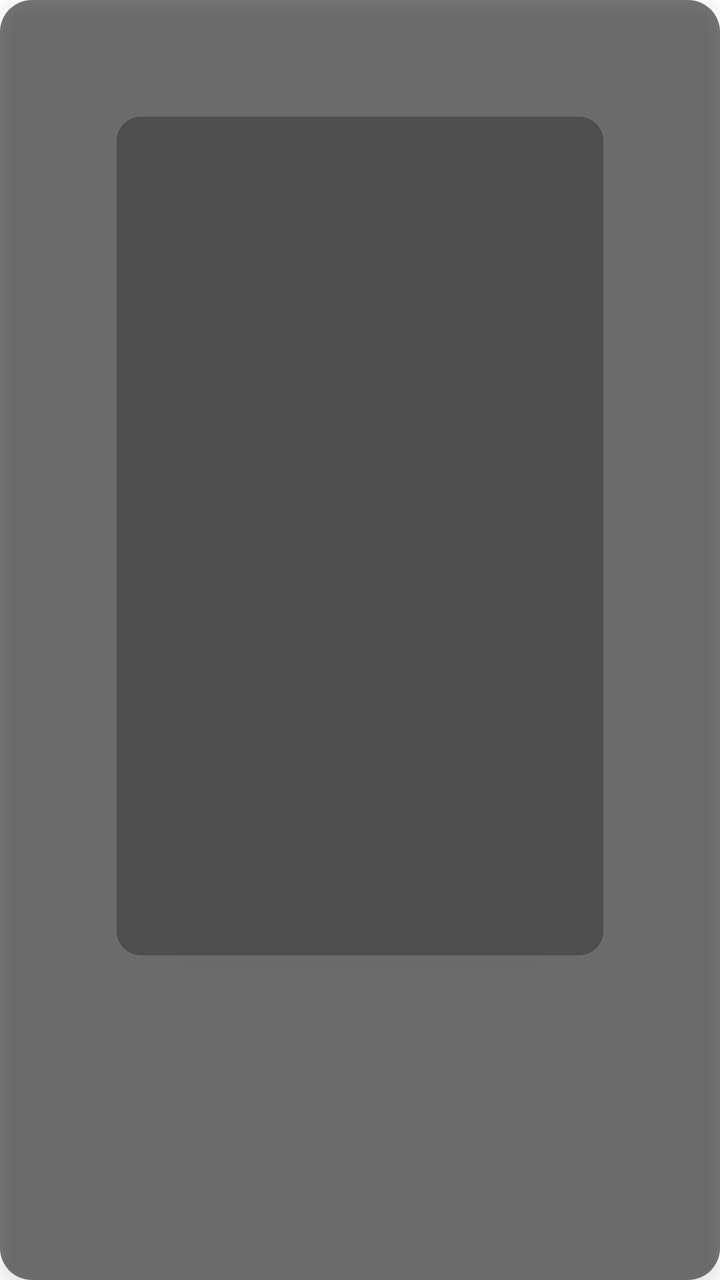
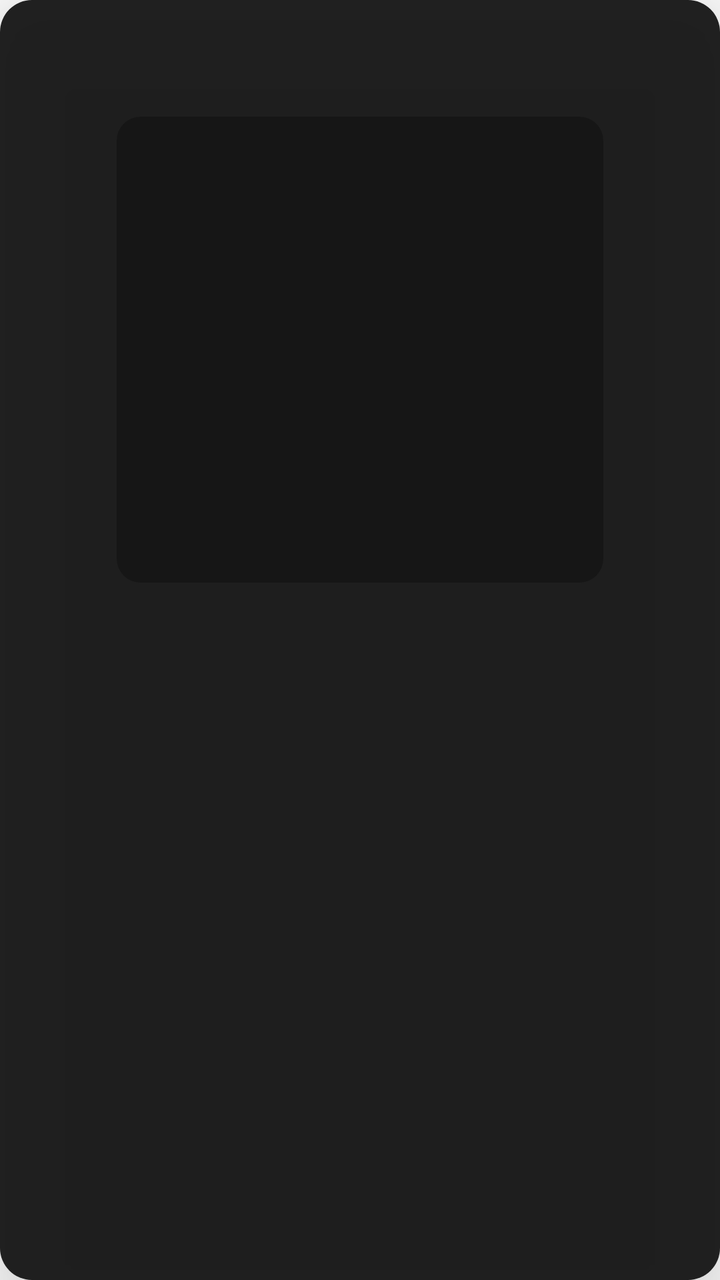

Before-and-after screenshots of an Android layout around one commit, followed by the original layout XML and the change that was made.
<!-- AndroidManifest.xml: application theme AppTheme.NoActionBar -->
<!-- res/layout/dialog_desc.xml -->
<?xml version="1.0" encoding="utf-8"?>
<FrameLayout xmlns:android="http://schemas.android.com/apk/res/android"
    android:layout_width="@dimen/vs_600"
    android:layout_height="match_parent"
    android:background="@drawable/bg_dialog_rounded"
    android:elevation="5dp"
    android:padding="@dimen/vs_10">

    <androidx.core.widget.NestedScrollView
        android:layout_width="match_parent"
        android:layout_height="wrap_content"
        android:maxHeight="@dimen/vs_400"
        android:background="@drawable/bg_scrollview"
        android:fillViewport="true"
        android:scrollbarStyle="insideOverlay"
        android:fadeScrollbars="true">

        <TextView
            android:id="@+id/describe"
            android:layout_width="match_parent"
            android:layout_height="wrap_content"
            android:lineSpacingExtra="4dp"
            android:padding="@dimen/vs_20"
            android:textColor="@color/color_text_primary"
            android:textSize="@dimen/ts_24"
            android:focusable="true"
            android:focusableInTouchMode="true" />

    </androidx.core.widget.NestedScrollView>

</FrameLayout>
<!-- resources referenced by this layout -->
<resources>
  <color name="color_text_primary">#FFFFFAE0</color>
  <dimen name="ts_24">24mm</dimen>
  <dimen name="vs_10">10mm</dimen>
  <dimen name="vs_20">20mm</dimen>
  <dimen name="vs_400">400mm</dimen>
  <dimen name="vs_600">600mm</dimen>
  <!-- drawable bg_dialog_rounded (drawable) -->
  <shape xmlns:android="http://schemas.android.com/apk/res/android">
      <solid android:color="@color/color_dialog_bg" />
      <corners android:radius="16dp"/>
      <padding android:left="10dp" android:right="10dp" android:top="10dp" android:bottom="10dp"/>
  </shape>
  <!-- drawable bg_scrollview (drawable) -->
  <shape xmlns:android="http://schemas.android.com/apk/res/android">
      <solid android:color="@color/color_scrollview_bg" />
      <corners android:radius="12dp"/>
  </shape>
  <style name="AppTheme.NoActionBar" parent="AppTheme">
          <item name="android:windowActionBar">false</item>
          <item name="android:windowNoTitle">true</item>
          <item name="windowActionBar">false</item>
          <item name="android:windowFullscreen">true</item>//全屏即无通知栏
          <item name="android:windowContentOverlay">@null</item>//是否有遮盖
          <item name="windowNoTitle">true</item>
          <item name="android:keepScreenOn">true</item>
          
          <item name="android:windowBackground">@android:color/transparent</item>
      </style>
  <color name="color_dialog_bg">#88000000</color>
  <color name="color_scrollview_bg">#44000000</color>
  <style name="AppTheme" parent="Theme.AppCompat.Light.DarkActionBar">
          
          <item name="colorPrimary">@color/color_6200EE</item>
          <item name="colorPrimaryDark">@color/color_3700B3</item>
          <item name="colorAccent">@color/color_03DAC5</item>
      </style>
  <color name="color_6200EE">#6200EE</color>
  <color name="color_3700B3">#3700B3</color>
  <color name="color_03DAC5">#03DAC5</color>
</resources>

<!-- the commit's change to res/layout/dialog_desc.xml (unified diff, before → after) -->
@@ -1,15 +1,17 @@
 <?xml version="1.0" encoding="utf-8"?>
 <FrameLayout xmlns:android="http://schemas.android.com/apk/res/android"
-    android:layout_width="@dimen/vs_600"
-    android:layout_height="match_parent"
+    android:layout_width="match_parent"
+    android:layout_height="wrap_content"
+    android:layout_marginLeft="@dimen/vs_12"
+    android:layout_marginRight="@dimen/vs_12"
     android:background="@drawable/bg_dialog_rounded"
-    android:elevation="5dp"
+    android:elevation="@dimen/vs_5"
     android:padding="@dimen/vs_10">
 
     <androidx.core.widget.NestedScrollView
         android:layout_width="match_parent"
         android:layout_height="wrap_content"
-        android:maxHeight="@dimen/vs_400"
+        android:maxHeight="@dimen/vs_180"
         android:background="@drawable/bg_scrollview"
         android:fillViewport="true"
         android:scrollbarStyle="insideOverlay"
@@ -19,10 +21,10 @@
             android:id="@+id/describe"
             android:layout_width="match_parent"
             android:layout_height="wrap_content"
-            android:lineSpacingExtra="4dp"
-            android:padding="@dimen/vs_20"
+            android:lineSpacingExtra="@dimen/vs_4"
+            android:padding="@dimen/vs_12"
             android:textColor="@color/color_text_primary"
-            android:textSize="@dimen/ts_24"
+            android:textSize="@dimen/ts_14"
             android:focusable="true"
             android:focusableInTouchMode="true" />
 
<!-- resource entries referenced after the edit -->
@@ -1,11 +1,12 @@
 <!-- resources referenced by this layout -->
 <resources>
   <color name="color_text_primary">#FFFFFAE0</color>
-  <dimen name="ts_24">24mm</dimen>
+  <dimen name="ts_14">12mm</dimen>
   <dimen name="vs_10">10mm</dimen>
-  <dimen name="vs_20">20mm</dimen>
-  <dimen name="vs_400">400mm</dimen>
-  <dimen name="vs_600">600mm</dimen>
+  <dimen name="vs_12">12mm</dimen>
+  <dimen name="vs_180">180mm</dimen>
+  <dimen name="vs_4">4mm</dimen>
+  <dimen name="vs_5">5mm</dimen>
   <!-- drawable bg_dialog_rounded (drawable) -->
   <shape xmlns:android="http://schemas.android.com/apk/res/android">
       <solid android:color="@color/color_dialog_bg" />
@@ -21,14 +22,17 @@
           <item name="android:windowActionBar">false</item>
           <item name="android:windowNoTitle">true</item>
           <item name="windowActionBar">false</item>
-          <item name="android:windowFullscreen">true</item>//全屏即无通知栏
+          <item name="android:windowFullscreen">false</item>//手机版：默认保留状态栏，全屏页面运行时再隐藏
           <item name="android:windowContentOverlay">@null</item>//是否有遮盖
           <item name="windowNoTitle">true</item>
-          <item name="android:keepScreenOn">true</item>
+          
           
           <item name="android:windowBackground">@android:color/transparent</item>
+          
+          <item name="android:statusBarColor">@android:color/transparent</item>
+          <item name="android:windowDrawsSystemBarBackgrounds">true</item>
       </style>
-  <color name="color_dialog_bg">#88000000</color>
+  <color name="color_dialog_bg">#F2161616</color>
   <color name="color_scrollview_bg">#44000000</color>
   <style name="AppTheme" parent="Theme.AppCompat.Light.DarkActionBar">
           
